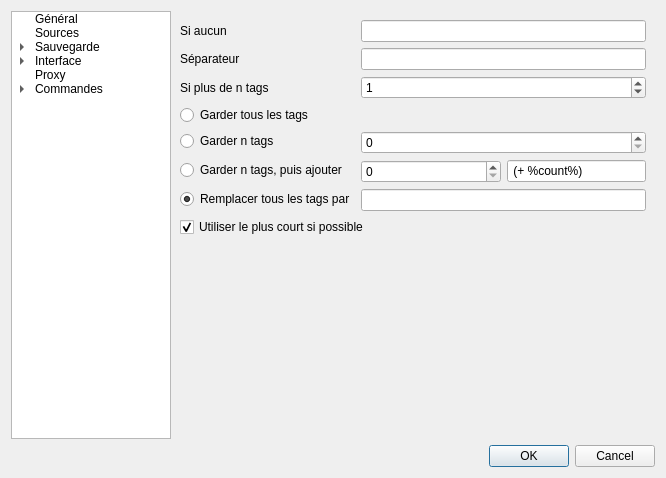
Old version of the form ui/optionswindow.ui in the repository Bionus/imgbrd-grabber.
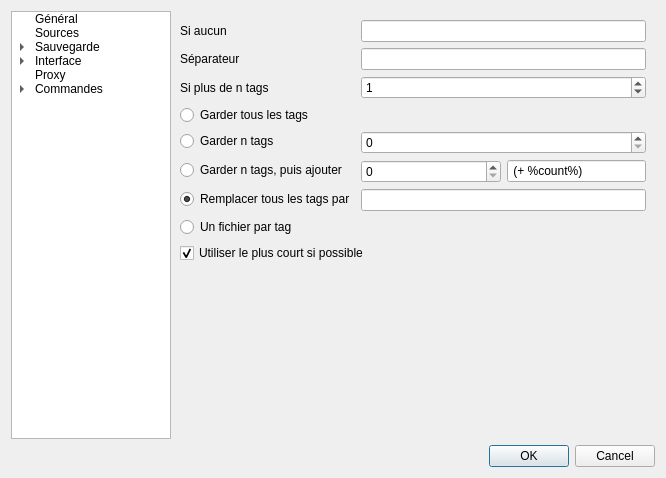
New version of the form. The open tabs and pages were chosen to show the change. Icons and pictures are not drawn.

Commit message: Add new settings for multiple filenames

Patch:
```diff
--- a/ui/optionswindow.ui
+++ b/ui/optionswindow.ui
@@ -1205,7 +1205,7 @@
            </property>
           </widget>
          </item>
-         <item row="7" column="0" colspan="2">
+         <item row="8" column="0" colspan="2">
           <widget class="QCheckBox" name="checkCopyrightsUseShorter">
            <property name="text">
             <string>Utiliser le plus court si possible</string>
@@ -1222,6 +1222,13 @@
            </property>
           </widget>
          </item>
+         <item row="7" column="0" colspan="2">
+          <widget class="QRadioButton" name="radioCopyrightsMultiple">
+           <property name="text">
+            <string>Un fichier par tag</string>
+           </property>
+          </widget>
+         </item>
         </layout>
        </widget>
        <widget class="QWidget" name="pageSaveCharacters">
```
Left out of the diff: 16 changed lines with no effect on the pictures. The commit also changes 2 other files.
